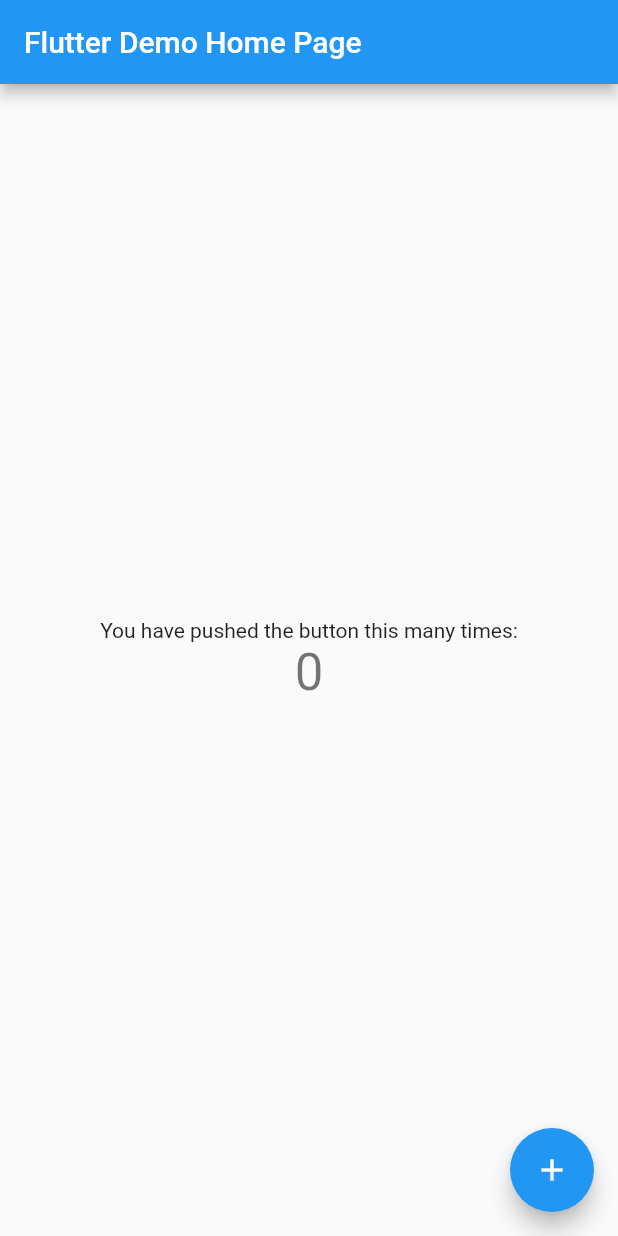
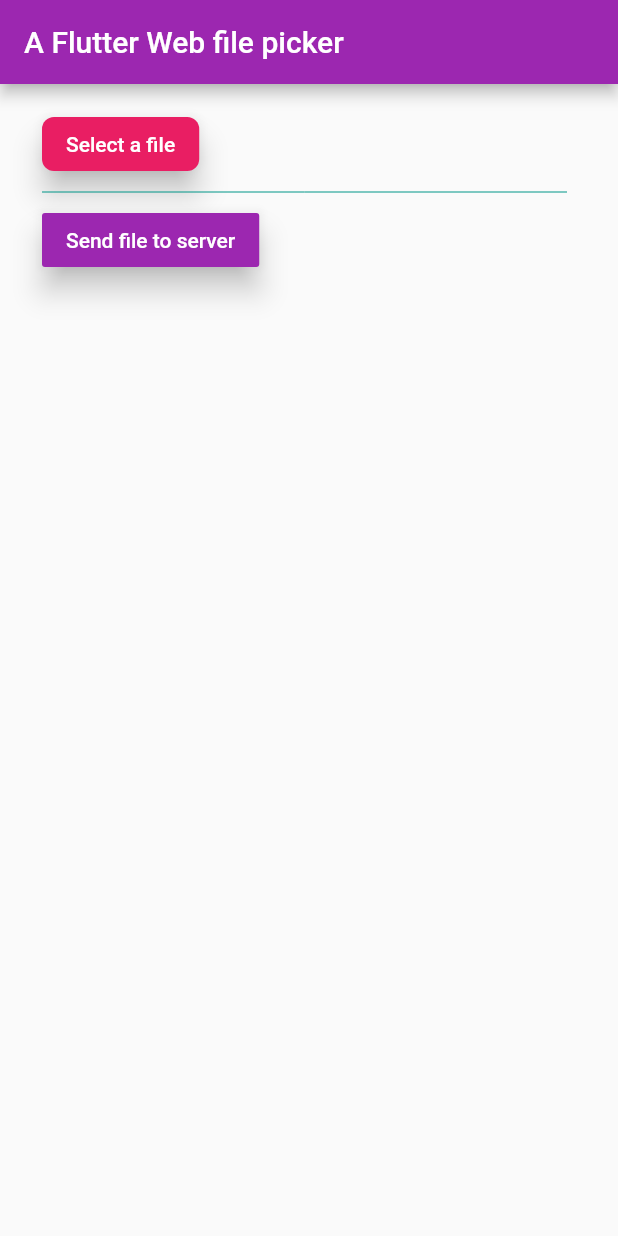
Before and after one commit to acannie/pixelArtCreation_helper_fe, a Flutter app: the screen it shows after launch, on a phone screen of 412 x 824 dp. Run offline on Flutter 3.47's test engine with Material 2 defaults, Android fonts, the phone set to English and light mode, and no system bars; our stand-ins replace image_picker; missing offline and left inert: dart:html; Roboto replaces fonts that are missing (Quicksand).

Commit message:
code: made img upload system for web to copy OSS.

```diff
--- a/lib/main.dart
+++ b/lib/main.dart
@@ -1,113 +1,157 @@
 import 'package:flutter/material.dart';
+import 'dart:html' as html;
+import 'dart:typed_data';
+import 'dart:async';
+import 'dart:convert';
+import 'package:http_parser/http_parser.dart';
+import 'package:http/http.dart' as http;
 
-void main() {
-  runApp(MyApp());
-}
+void main() => runApp(UploadApp());
 
-class MyApp extends StatelessWidget {
-  // This widget is the root of your application.
+class UploadApp extends StatelessWidget {
   @override
   Widget build(BuildContext context) {
     return MaterialApp(
-      title: 'Flutter Demo',
+      title: 'My App',
+      debugShowCheckedModeBanner: false,
       theme: ThemeData(
-        // This is the theme of your application.
-        //
-        // Try running your application with "flutter run". You'll see the
-        // application has a blue toolbar. Then, without quitting the app, try
-        // changing the primarySwatch below to Colors.green and then invoke
-        // "hot reload" (press "r" in the console where you ran "flutter run",
-        // or simply save your changes to "hot reload" in a Flutter IDE).
-        // Notice that the counter didn't reset back to zero; the application
-        // is not restarted.
-        primarySwatch: Colors.blue,
+        fontFamily: 'Quicksand',
+        primarySwatch: Colors.purple,
       ),
-      home: MyHomePage(title: 'Flutter Demo Home Page'),
+      home: FileUploadApp(),
     );
   }
 }
 
-class MyHomePage extends StatefulWidget {
-  MyHomePage({Key key, this.title}) : super(key: key);
-
-  // This widget is the home page of your application. It is stateful, meaning
-  // that it has a State object (defined below) that contains fields that affect
-  // how it looks.
-
-  // This class is the configuration for the state. It holds the values (in this
-  // case the title) provided by the parent (in this case the App widget) and
-  // used by the build method of the State. Fields in a Widget subclass are
-  // always marked "final".
-
-  final String title;
-
+class FileUploadApp extends StatefulWidget {
   @override
-  _MyHomePageState createState() => _MyHomePageState();
+  createState() => _FileUploadAppState();
 }
 
-class _MyHomePageState extends State<MyHomePage> {
-  int _counter = 0;
+class _FileUploadAppState extends State<FileUploadApp> {
+  List<int> _selectedFile;
+  Uint8List _bytesData;
+  GlobalKey<FormState> _formKey = new GlobalKey<FormState>();
 
-  void _incrementCounter() {
+  startWebFilePicker() async {
+    html.InputElement uploadInput = html.FileUploadInputElement();
+    uploadInput.multiple = true;
+    uploadInput.draggable = true;
+    uploadInput.click();
+
+    uploadInput.onChange.listen((e) {
+      final files = uploadInput.files;
+      final file = files[0];
+      final reader = new html.FileReader();
+
+      reader.onLoadEnd.listen((e) {
+        _handleResult(reader.result);
+      });
+      reader.readAsDataUrl(file);
+    });
+  }
+
+  void _handleResult(Object result) {
     setState(() {
-      // This call to setState tells the Flutter framework that something has
-      // changed in this State, which causes it to rerun the build method below
-      // so that the display can reflect the updated values. If we changed
-      // _counter without calling setState(), then the build method would not be
-      // called again, and so nothing would appear to happen.
-      _counter++;
+      _bytesData = Base64Decoder().convert(result.toString().split(",").last);
+      _selectedFile = _bytesData;
     });
+  }
+
+  Future<String> makeRequest() async {
+    var url = Uri.parse("http://localhost:5000/");
+    var request = new http.MultipartRequest("POST", url);
+    request.files.add(await http.MultipartFile.fromBytes(
+      'file',
+      _selectedFile,
+      contentType: new MediaType('application', 'octet-stream'),
+      filename: "file_up.jpg",
+    ));
+
+    request.send().then((response) {
+      print("test");
+      print(response.statusCode);
+      if (response.statusCode == 200) {
+        print("Uploaded!");
+      }
+    });
+
+    showDialog(
+        barrierDismissible: false,
+        context: context,
+        child: new AlertDialog(
+          title: new Text("Details"),
+          content: new SingleChildScrollView(
+            child: new ListBody(
+              children: <Widget>[
+                new Text("Upload successful"),
+              ],
+            ),
+          ),
+          actions: <Widget>[
+            new FlatButton(
+              child: new Text('Aceptar'),
+              onPressed: () {
+                Navigator.pushAndRemoveUntil(
+                  context,
+                  MaterialPageRoute(builder: (context) => UploadApp()),
+                  (Route<dynamic> route) => false,
+                );
+              },
+            ),
+          ],
+        ));
   }
 
   @override
   Widget build(BuildContext context) {
-    // This method is rerun every time setState is called, for instance as done
-    // by the _incrementCounter method above.
-    //
-    // The Flutter framework has been optimized to make rerunning build methods
-    // fast, so that you can just rebuild anything that needs updating rather
-    // than having to individually change instances of widgets.
-    return Scaffold(
-      appBar: AppBar(
-        // Here we take the value from the MyHomePage object that was created by
-        // the App.build method, and use it to set our appbar title.
-        title: Text(widget.title),
-      ),
-      body: Center(
-        // Center is a layout widget. It takes a single child and positions it
-        // in the middle of the parent.
-        child: Column(
-          // Column is also a layout widget. It takes a list of children and
-          // arranges them vertically. By default, it sizes itself to fit its
-          // children horizontally, and tries to be as tall as its parent.
-          //
-          // Invoke "debug painting" (press "p" in the console, choose the
-          // "Toggle Debug Paint" action from the Flutter Inspector in Android
-          // Studio, or the "Toggle Debug Paint" command in Visual Studio Code)
-          // to see the wireframe for each widget.
-          //
-          // Column has various properties to control how it sizes itself and
-          // how it positions its children. Here we use mainAxisAlignment to
-          // center the children vertically; the main axis here is the vertical
-          // axis because Columns are vertical (the cross axis would be
-          // horizontal).
-          mainAxisAlignment: MainAxisAlignment.center,
-          children: <Widget>[
-            Text(
-              'You have pushed the button this many times:',
+    return SafeArea(
+      child: Scaffold(
+        appBar: AppBar(
+          title: Text('A Flutter Web file picker'),
+        ),
+        body: Container(
+          child: new Form(
+            autovalidate: true,
+            key: _formKey,
+            child: Padding(
+              padding: const EdgeInsets.only(top: 16.0, left: 28),
+              child: new Container(
+                  width: 350,
+                  child: Column(children: <Widget>[
+                    Column(
+                        crossAxisAlignment: CrossAxisAlignment.start,
+                        children: <Widget>[
+                          MaterialButton(
+                            color: Colors.pink,
+                            elevation: 8,
+                            highlightElevation: 2,
+                            shape: RoundedRectangleBorder(
+                                borderRadius: BorderRadius.circular(8)),
+                            textColor: Colors.white,
+                            child: Text('Select a file'),
+                            onPressed: () {
+                              startWebFilePicker();
+                            },
+                          ),
+                          Divider(
+                            color: Colors.teal,
+                          ),
+                          RaisedButton(
+                            color: Colors.purple,
+                            elevation: 8.0,
+                            textColor: Colors.white,
+                            onPressed: () {
+                              makeRequest();
+                            },
+                            child: Text('Send file to server'),
+                          ),
+                        ])
+                  ])),
             ),
-            Text(
-              '$_counter',
-              style: Theme.of(context).textTheme.headline4,
-            ),
-          ],
+          ),
         ),
       ),
-      floatingActionButton: FloatingActionButton(
-        onPressed: _incrementCounter,
-        tooltip: 'Increment',
-        child: Icon(Icons.add),
-      ), // This trailing comma makes auto-formatting nicer for build methods.
     );
   }
 }
```
Also changed, not shown: lib/mydesign_model.dart (added, +166 -0 lines), pubspec.yaml (+8 -5 lines), pubspec.lock.
